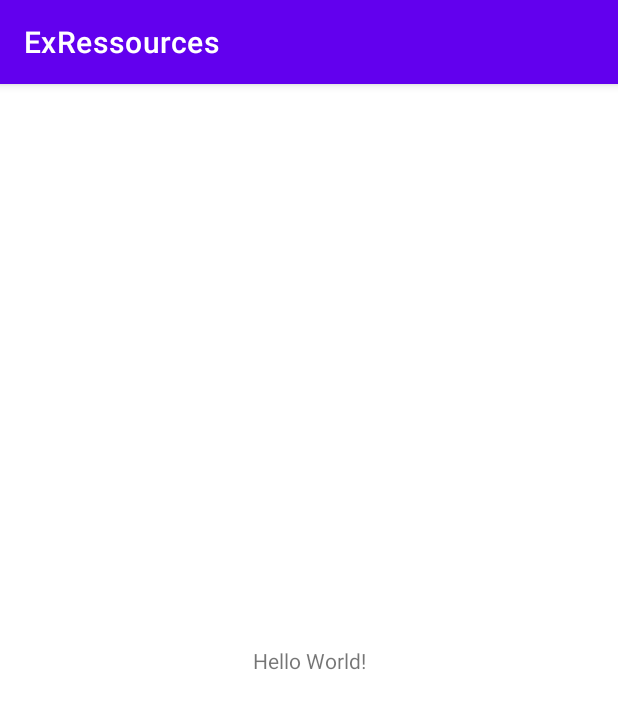
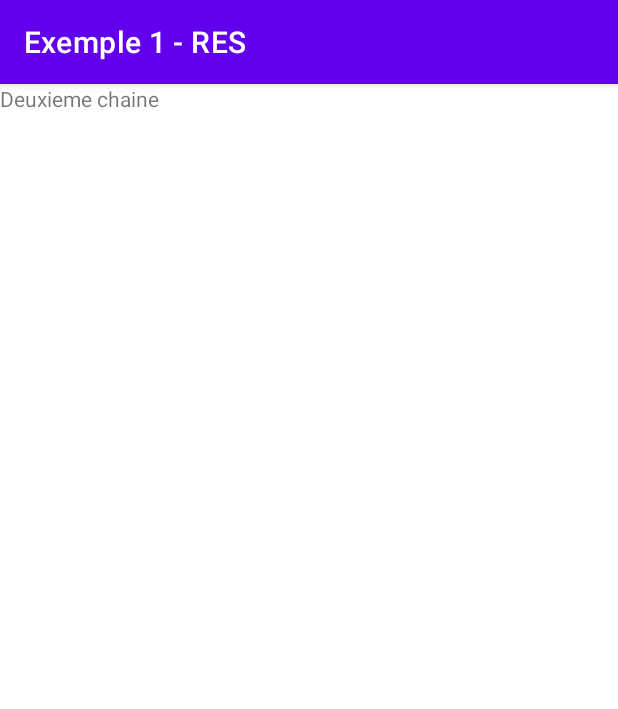
Before and after one commit to lamnaourm/ExRessources, an Android app: the screen it shows after launch (MainActivity), on a phone screen of 412 x 824 dp. Shown: the top 709 px of the screen. Run offline under Robolectric (Android 15) with nearby library versions, the phone set to English and light mode, and no system bars.

Commit message:
Premier exemple de chaine

```diff
--- a/app/src/main/java/com/example/exressources/MainActivity.java
+++ b/app/src/main/java/com/example/exressources/MainActivity.java
@@ -3,12 +3,21 @@ package com.example.exressources;
 import androidx.appcompat.app.AppCompatActivity;
 
 import android.os.Bundle;
+import android.widget.TextView;
 
 public class MainActivity extends AppCompatActivity {
+
+    TextView t;
 
     @Override
     protected void onCreate(Bundle savedInstanceState) {
         super.onCreate(savedInstanceState);
         setContentView(R.layout.activity_main);
+
+        t = findViewById(R.id.t);
+
+        String ch2 = getString(R.string.chaine2);
+
+        t.setText(ch2);
     }
 }
--- a/app/src/main/res/layout/activity_main.xml
+++ b/app/src/main/res/layout/activity_main.xml
@@ -1,5 +1,5 @@
 <?xml version="1.0" encoding="utf-8"?>
-<androidx.constraintlayout.widget.ConstraintLayout xmlns:android="http://schemas.android.com/apk/res/android"
+<LinearLayout xmlns:android="http://schemas.android.com/apk/res/android"
     xmlns:app="http://schemas.android.com/apk/res-auto"
     xmlns:tools="http://schemas.android.com/tools"
     android:layout_width="match_parent"
@@ -7,12 +7,9 @@
     tools:context=".MainActivity">
 
     <TextView
-        android:layout_width="wrap_content"
+        android:layout_width="match_parent"
         android:layout_height="wrap_content"
-        android:text="Hello World!"
-        app:layout_constraintBottom_toBottomOf="parent"
-        app:layout_constraintLeft_toLeftOf="parent"
-        app:layout_constraintRight_toRightOf="parent"
-        app:layout_constraintTop_toTopOf="parent" />
+        android:text="@string/chaine1"
+        android:id="@+id/t"/>
 
-</androidx.constraintlayout.widget.ConstraintLayout>
+</LinearLayout>
--- a/app/src/main/res/values/strings.xml
+++ b/app/src/main/res/values/strings.xml
@@ -1,3 +1,10 @@
 <resources>
-    <string name="app_name">ExRessources</string>
+    <string name="app_name">Exemple 1 - RES</string>
+
+
+    <string name="chaine1">Premier chaine</string>
+    <string name="chaine2">Deuxieme chaine</string>
+    <string name="chaine3">Troisieme chaine</string>
+
+
 </resources>
```
